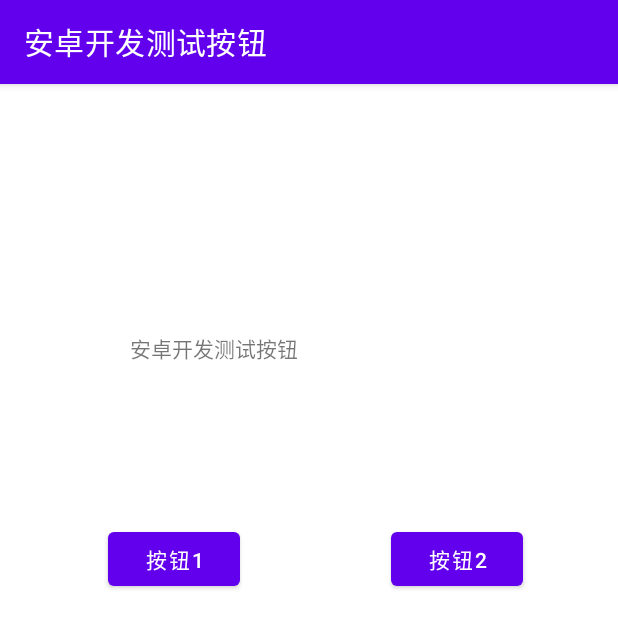
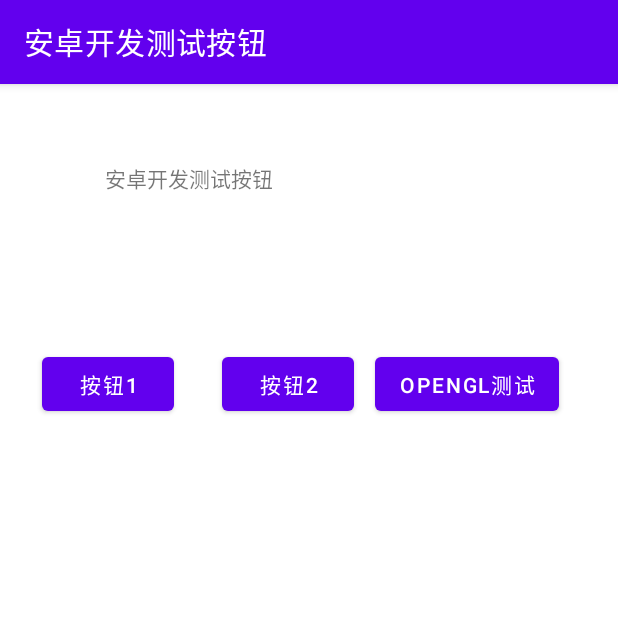
Before and after one commit to Liumi2019/android_project1, an Android app: the screen it shows after launch (MainActivity), after a tap on "按钮2", on a phone screen of 412 x 824 dp. Shown: the top 628 px of the screen. Run offline under Robolectric (Android 15) with nearby library versions, the light colour scheme and no system bars; 1 statement that could not run was skipped.

Commit message:
OpenGL 测试代码运行成功

```diff
--- a/app/build.gradle
+++ b/app/build.gradle
@@ -46,8 +46,7 @@ android {
 }
 
 dependencies {
-
-    implementation 'androidx.appcompat:appcompat:1.6.0'
+    implementation 'androidx.appcompat:appcompat:1.6.1'
     implementation 'com.google.android.material:material:1.8.0'
     implementation 'androidx.constraintlayout:constraintlayout:2.1.4'
     testImplementation 'junit:junit:4.13.2'
--- a/app/src/main/AndroidManifest.xml
+++ b/app/src/main/AndroidManifest.xml
@@ -2,7 +2,12 @@
 <manifest xmlns:android="http://schemas.android.com/apk/res/android"
     xmlns:tools="http://schemas.android.com/tools">
 
+    <uses-feature
+        android:glEsVersion="0x00030002"
+        android:required="true" />
+
     <application
+        android:usesCleartextTraffic="true"
         android:allowBackup="true"
         android:dataExtractionRules="@xml/data_extraction_rules"
         android:fullBackupContent="@xml/backup_rules"
--- a/app/src/main/java/com/example/app/MainActivity.java
+++ b/app/src/main/java/com/example/app/MainActivity.java
@@ -1,22 +1,36 @@
 package com.example.app;
 
-import androidx.appcompat.app.AppCompatActivity;
-
 import android.annotation.SuppressLint;
+import android.content.Intent;
+import android.opengl.GLSurfaceView;
 import android.os.Bundle;
+import android.util.Log;
 import android.view.View;
 import android.widget.Button;
 import android.widget.Toast;
 
+import androidx.appcompat.app.AppCompatActivity;
+
+import learnopengl.fristgl.FirstOpenGl;
+import use.refrence.demo.demo1;
+
 /**
  * AppCompatActivity 与 Activity 界面不一致
- *  AppCompatActivity 中含有 ActionBar
+ * AppCompatActivity 中含有 ActionBar
  * View.OnClickListener() interface 接口实现 button 类对象调用 onClick(View view)
  */
 public class MainActivity extends AppCompatActivity implements View.OnClickListener {
+    private static final String TAG = MainActivity.class.getSimpleName();
+
+    private final demo1 demo1 = new demo1();
+
     static {
         System.loadLibrary("app");
     }
+
+    private FirstOpenGl firstOpenGl;
+
+    private GLSurfaceView glSurfaceView;
 
     @Override
     protected void onCreate(Bundle savedInstanceState) {
@@ -28,6 +42,9 @@ public class MainActivity extends AppCompatActivity implements View.OnClickListe
 
         Button btnTest2 = findViewById(R.id.btn_test2);
         btnTest2.setOnClickListener(this);
+
+        Button btnTest3 = findViewById(R.id.btn_gl_test);
+        btnTest3.setOnClickListener(this);
     }
 
     @SuppressLint("NonConstantResourceId")
@@ -39,11 +56,39 @@ public class MainActivity extends AppCompatActivity implements View.OnClickListe
             case R.id.btn_test2:
                 testNative();
                 break;
+            case R.id.btn_gl_test:
+                Intent intent = getIntent();
+                int type = intent.getIntExtra(FirstOpenGl.TYPE_NAME, FirstOpenGl.TYPE_JAVA);
+                Log.i(TAG, "type: " + type);
+                firstOpenGl = new FirstOpenGl(this, type);
+                glSurfaceView = firstOpenGl.getGlSurfaceView();
+                setContentView(glSurfaceView);
+                Toast.makeText(this, firstOpenGl.getGlInfo(), Toast.LENGTH_SHORT).show();
+                break;
+            default:
+                Log.e(TAG, "onClick error!");
         }
+    }
+
+    @Override
+    protected void onPause() {
+        if (glSurfaceView != null) {
+            glSurfaceView.onPause();
+        }
+        super.onPause();
+    }
+
+    @Override
+    protected void onResume() {
+        if (glSurfaceView != null) {
+            glSurfaceView.onResume();
+        }
+        super.onResume();
     }
 
     private void testNative() {
         testSort();
+        demo1.printA();
     }
 
 
--- /dev/null
+++ b/app/src/main/java/use/refrence/demo/demo1.java
@@ -0,0 +1,30 @@
+package use.refrence.demo;
+
+import java.lang.ref.Reference;
+import java.lang.ref.SoftReference;
+
+/**
+ * 测试引用
+ */
+public class demo1 {
+    private int[] updateA;
+
+    private demo1_in demo1_in1;
+
+    public demo1() {
+        updateA = new int[1];
+        demo1_in1 = new demo1_in(updateA);
+    }
+
+    private void AddUpdateA(int[] _a) {
+        _a[0]++;
+    }
+
+    public void printA() {
+        demo1_in1.printa();
+        System.out.println("liu, _a = " + updateA[0]);
+        AddUpdateA(updateA);
+        demo1_in1.printa();
+        System.out.println("liu, _a = " + updateA[0]);
+    }
+}
--- /dev/null
+++ b/app/src/main/java/use/refrence/demo/demo1_in.java
@@ -0,0 +1,19 @@
+package use.refrence.demo;
+
+import java.lang.ref.Reference;
+
+/**
+ * 测试引用
+ */
+public class demo1_in {
+    private final int[] a;
+
+    public demo1_in(int[] a) {
+        this.a = a;
+    }
+
+    public void printa() {
+        System.out.println("liu, a = " + a[0]);
+    }
+
+}
--- a/app/src/main/res/layout/activity_main.xml
+++ b/app/src/main/res/layout/activity_main.xml
@@ -10,8 +10,8 @@
         android:id="@+id/textView"
         android:layout_width="286dp"
         android:layout_height="36dp"
-        android:layout_marginTop="165dp"
-        android:layout_marginEnd="39dp"
+        android:layout_marginTop="52dp"
+        android:layout_marginEnd="56dp"
         android:text="@string/app_name"
         app:layout_constraintEnd_toEndOf="parent"
         app:layout_constraintTop_toTopOf="parent" />
@@ -20,7 +20,7 @@
         android:id="@+id/btn_test2"
         android:layout_width="wrap_content"
         android:layout_height="wrap_content"
-        android:layout_marginEnd="63dp"
+        android:layout_marginEnd="176dp"
         android:text="@string/btnTest2"
         app:layout_constraintBaseline_toBaselineOf="@+id/btn_test1"
         app:layout_constraintEnd_toEndOf="parent" />
@@ -29,10 +29,22 @@
         android:id="@+id/btn_test1"
         android:layout_width="wrap_content"
         android:layout_height="wrap_content"
-        android:layout_marginStart="72dp"
-        android:layout_marginTop="91dp"
+        android:layout_marginStart="28dp"
+        android:layout_marginTop="88dp"
         android:text="@string/btnTest1"
         app:layout_constraintStart_toStartOf="parent"
         app:layout_constraintTop_toBottomOf="@+id/textView" />
 
+    <Button
+        android:id="@+id/btn_gl_test"
+        android:layout_width="wrap_content"
+        android:layout_height="wrap_content"
+        android:layout_marginStart="32dp"
+        android:layout_marginEnd="39dp"
+        android:text="@string/btnGLTest"
+        app:layout_constraintEnd_toEndOf="parent"
+        app:layout_constraintHorizontal_bias="1.0"
+        app:layout_constraintBaseline_toBaselineOf="@+id/btn_test2"
+        tools:layout_editor_absoluteY="176dp" />
+
 </androidx.constraintlayout.widget.ConstraintLayout>
--- a/app/src/main/res/values/strings.xml
+++ b/app/src/main/res/values/strings.xml
@@ -2,5 +2,6 @@
     <string name="app_name">安卓开发测试按钮</string>
     <string name="btnTest1">按钮1</string>
     <string name="btnTest2">按钮2</string>
+    <string name="btnGLTest">OpenGL测试</string>
     <string name="mockTestName">"testMock"</string>
 </resources>
```
Also changed, not shown: app/src/main/java/learnopengl/fristgl/FirstOpenGl.java (added, +182 -0 lines), app/src/main/java/learnopengl/fristgl/ShaderUtils.java (added, +87 -0 lines), 2 other files.
